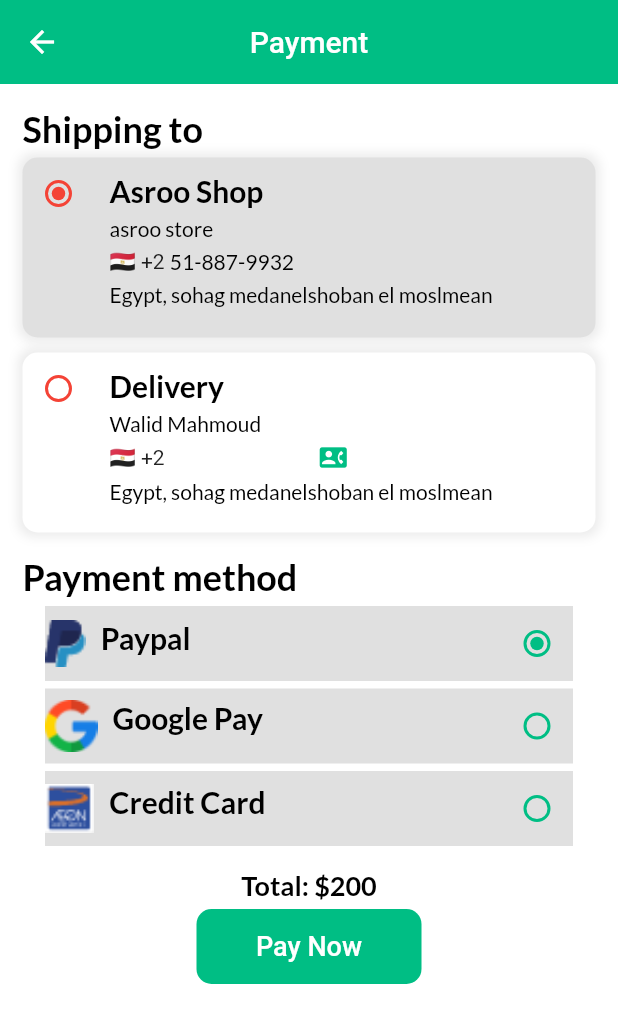
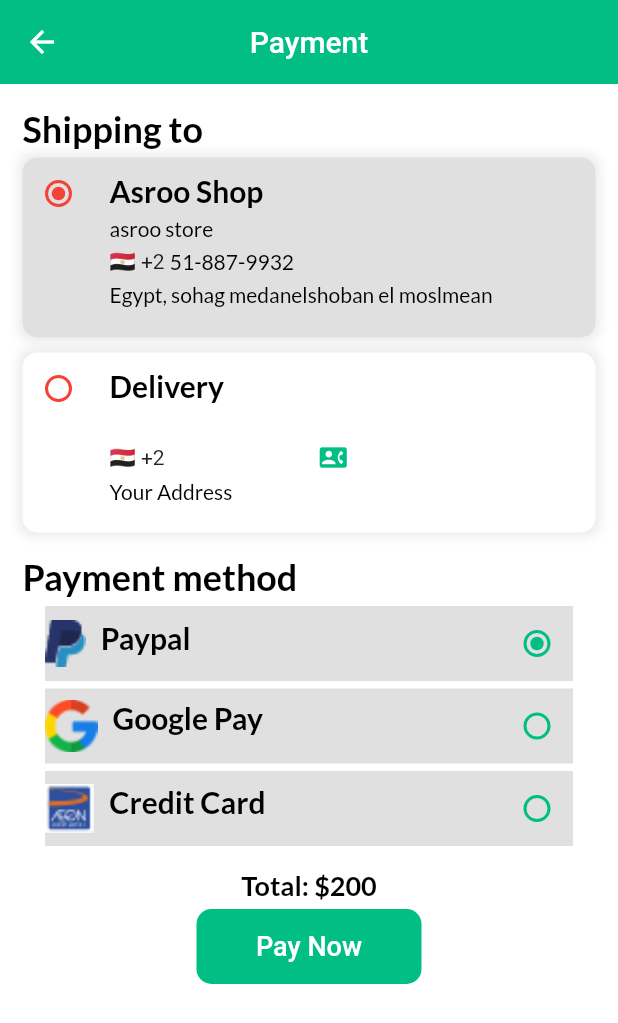
Before and after one commit to SamehNagi/e_commerce_project, a Flutter app: the PaymentScreen screen opened by its route, on a phone screen of 412 x 824 dp. Shown: the top 1023 px of the screen. Run offline on Flutter 3.47's test engine with Material 2 defaults, Android fonts, the phone set to English and light mode, and no system bars; our stand-ins replace badges, carousel_slider, firebase_auth, firebase_core, flutter_rating_bar, geocoding and 7 more; missing offline and left inert: flutter_facebook_auth; accounts and stored records are empty; network calls fail; statements that could not run were skipped.

Commit message:
Last commit -- Payment Screen -- Auto Address Location

```diff
--- a/e_commerce/lib/logic/bindings/main_binding.dart
+++ b/e_commerce/lib/logic/bindings/main_binding.dart
@@ -8,6 +8,6 @@ class MainBinding extends Bindings {
   void dependencies() {
     Get.put(MainController());
     Get.put(SettingsController());
-    Get.put(PaymentController());
+    Get.put(PaymentController(), permanent: true);
   }
 }
--- a/e_commerce/lib/view/widgets/Payment/delivery_container_widget.dart
+++ b/e_commerce/lib/view/widgets/Payment/delivery_container_widget.dart
@@ -1,5 +1,5 @@
+import 'package:e_commerce/logic/controllers/auth_controller.dart';
 import 'package:e_commerce/logic/controllers/payment_controller.dart';
-import 'package:e_commerce/main.dart';
 import 'package:e_commerce/routes/routes.dart';
 import 'package:e_commerce/utils/theme.dart';
 import 'package:e_commerce/view/widgets/text.utils.dart';
@@ -20,6 +20,7 @@ class _DeliveryContainerWidgetState extends State<DeliveryContainerWidget> {
   bool changeColors = false;
 
   final controller = Get.find<PaymentController>();
+  final authController = Get.find<AuthController>();
 
   @override
   Widget build(BuildContext context) {
@@ -46,9 +47,9 @@ class _DeliveryContainerWidgetState extends State<DeliveryContainerWidget> {
         Obx(
           () => buildRadioContainer(
             title: "Delivery",
-            name: "Walid Mahmoud",
+            name: authController.displayUSerName.value,
             phone: controller.phoneNumber.value,
-            address: "Egypt, sohag medanelshoban el moslmean",
+            address: controller.address.value,
             value: 2,
             color: changeColors ? Colors.grey.shade300 : Colors.white,
             icon: InkWell(
@@ -141,6 +142,7 @@ class _DeliveryContainerWidgetState extends State<DeliveryContainerWidget> {
                 radioContainerIndex = value!;
                 changeColors = !changeColors;
               });
+              controller.updatePosition();
             },
           ),
         ),
--- a/e_commerce/pubspec.yaml
+++ b/e_commerce/pubspec.yaml
@@ -41,8 +41,8 @@ dependencies:
   carousel_slider: ^4.0.0
   flutter_rating_bar: ^4.0.0
   readmore: ^2.1.0
-  flutter:
-    sdk: flutter
+  geolocator: ^8.2.0
+  geocoding: ^2.0.4
 
 
 dev_dependencies:
```
Also changed, not shown: e_commerce/lib/logic/controllers/payment_controller.dart (+42 -0 lines), e_commerce/pubspec.lock, 5 other files.
